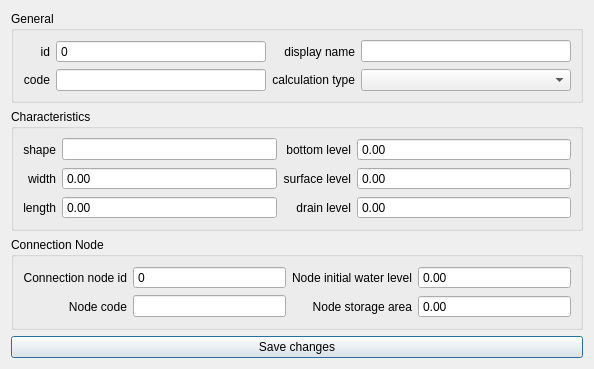
Before: the Qt Designer form threedi_model_builder/forms/ui/manhole.ui in nens/threedi-schematisation-editor, drawn with Qt 5.
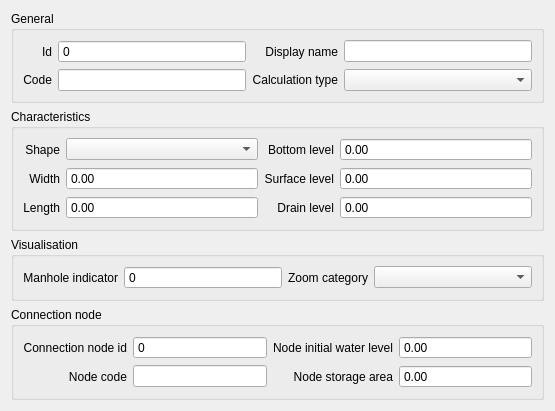
After: the same form once the commit is applied. Custom widgets are drawn as their Qt base class.

Commit message: Custom forms for manhole and pipe

```diff
--- a/threedi_model_builder/forms/ui/manhole.ui
+++ b/threedi_model_builder/forms/ui/manhole.ui
@@ -6,28 +6,14 @@
    <rect>
     <x>0</x>
     <y>0</y>
-    <width>594</width>
-    <height>343</height>
+    <width>555</width>
+    <height>377</height>
    </rect>
   </property>
   <property name="windowTitle">
    <string>Manhole Edit Form</string>
   </property>
   <layout class="QGridLayout" name="gridLayout">
-   <item row="5" column="0">
-    <layout class="QHBoxLayout" name="horizontalLayout">
-     <property name="bottomMargin">
-      <number>0</number>
-     </property>
-     <item>
-      <widget class="QPushButton" name="btn_save">
-       <property name="text">
-        <string>Save changes</string>
-       </property>
-      </widget>
-     </item>
-    </layout>
-   </item>
    <item row="1" column="0">
     <widget class="QGroupBox" name="grp_characteristics">
      <property name="title">
@@ -37,7 +23,7 @@
       <item row="2" column="0">
        <widget class="QLabel" name="label_9">
         <property name="text">
-         <string>length</string>
+         <string>Length</string>
         </property>
         <property name="alignment">
          <set>Qt::AlignRight|Qt::AlignTrailing|Qt::AlignVCenter</set>
@@ -47,7 +33,7 @@
       <item row="0" column="0">
        <widget class="QLabel" name="label_5">
         <property name="text">
-         <string>shape</string>
+         <string>Shape</string>
         </property>
         <property name="alignment">
          <set>Qt::AlignRight|Qt::AlignTrailing|Qt::AlignVCenter</set>
@@ -57,7 +43,7 @@
       <item row="1" column="0">
        <widget class="QLabel" name="label_6">
         <property name="text">
-         <string>width</string>
+         <string>Width</string>
         </property>
         <property name="alignment">
          <set>Qt::AlignRight|Qt::AlignTrailing|Qt::AlignVCenter</set>
@@ -67,7 +53,7 @@
       <item row="0" column="2">
        <widget class="QLabel" name="label_10">
         <property name="text">
-         <string>bottom level</string>
+         <string>Bottom level</string>
         </property>
         <property name="alignment">
          <set>Qt::AlignRight|Qt::AlignTrailing|Qt::AlignVCenter</set>
@@ -77,7 +63,7 @@
       <item row="1" column="2">
        <widget class="QLabel" name="label_11">
         <property name="text">
-         <string>surface level</string>
+         <string>Surface level</string>
         </property>
         <property name="alignment">
          <set>Qt::AlignRight|Qt::AlignTrailing|Qt::AlignVCenter</set>
@@ -87,26 +73,13 @@
       <item row="2" column="2">
        <widget class="QLabel" name="label_12">
         <property name="text">
-         <string>drain level</string>
+         <string>Drain level</string>
         </property>
         <property name="alignment">
          <set>Qt::AlignRight|Qt::AlignTrailing|Qt::AlignVCenter</set>
         </property>
        </widget>
       </item>
-      <item row="0" column="1">
-       <widget class="QLineEdit" name="edit_shape">
-        <property name="sizePolicy">
-         <sizepolicy hsizetype="Expanding" vsizetype="Fixed">
-          <horstretch>0</horstretch>
-          <verstretch>0</verstretch>
-         </sizepolicy>
-        </property>
-        <property name="clearButtonEnabled">
-         <bool>true</bool>
-        </property>
-       </widget>
-      </item>
       <item row="1" column="1">
        <widget class="QgsDoubleSpinBox" name="sbox_width">
         <property name="sizePolicy">
@@ -232,13 +205,29 @@
         </property>
        </widget>
       </item>
+      <item row="0" column="1">
+       <widget class="QComboBox" name="shape"/>
+      </item>
      </layout>
     </widget>
    </item>
-   <item row="2" column="0">
+   <item row="5" column="0">
+    <spacer name="verticalSpacer">
+     <property name="orientation">
+      <enum>Qt::Vertical</enum>
+     </property>
+     <property name="sizeHint" stdset="0">
+      <size>
+       <width>20</width>
+       <height>40</height>
+      </size>
+     </property>
+    </spacer>
+   </item>
+   <item row="3" column="0">
     <widget class="QGroupBox" name="grp_conn_node">
      <property name="title">
-      <string>Connection Node</string>
+      <string>Connection node</string>
      </property>
      <layout class="QGridLayout" name="gridLayout_4">
       <item row="0" column="2">
@@ -375,7 +364,7 @@
       <item row="0" column="2">
        <widget class="QLabel" name="label_2">
         <property name="text">
-         <string>display name</string>
+         <string>Display name</string>
         </property>
         <property name="alignment">
          <set>Qt::AlignRight|Qt::AlignTrailing|Qt::AlignVCenter</set>
@@ -398,7 +387,7 @@
       <item row="0" column="0">
        <widget class="QLabel" name="label">
         <property name="text">
-         <string>id</string>
+         <string>Id</string>
         </property>
         <property name="alignment">
          <set>Qt::AlignRight|Qt::AlignTrailing|Qt::AlignVCenter</set>
@@ -408,7 +397,7 @@
       <item row="1" column="0">
        <widget class="QLabel" name="label_3">
         <property name="text">
-         <string>code</string>
+         <string>Code</string>
         </property>
         <property name="alignment">
          <set>Qt::AlignRight|Qt::AlignTrailing|Qt::AlignVCenter</set>
@@ -431,7 +420,7 @@
       <item row="1" column="2">
        <widget class="QLabel" name="label_4">
         <property name="text">
-         <string>calculation type</string>
+         <string>Calculation type</string>
         </property>
         <property name="alignment">
          <set>Qt::AlignRight|Qt::AlignTrailing|Qt::AlignVCenter</set>
@@ -470,18 +459,63 @@
      </layout>
     </widget>
    </item>
-   <item row="4" column="0">
-    <spacer name="verticalSpacer">
-     <property name="orientation">
-      <enum>Qt::Vertical</enum>
+   <item row="2" column="0">
+    <widget class="QGroupBox" name="groupBox_2">
+     <property name="title">
+      <string>Visualisation</string>
      </property>
-     <property name="sizeHint" stdset="0">
-      <size>
-       <width>20</width>
-       <height>40</height>
-      </size>
-     </property>
-    </spacer>
+     <layout class="QGridLayout" name="gridLayout_5">
+      <item row="0" column="3">
+       <widget class="QComboBox" name="zoom_category">
+        <property name="sizePolicy">
+         <sizepolicy hsizetype="Expanding" vsizetype="Fixed">
+          <horstretch>0</horstretch>
+          <verstretch>0</verstretch>
+         </sizepolicy>
+        </property>
+       </widget>
+      </item>
+      <item row="0" column="0">
+       <widget class="QLabel" name="label_15">
+        <property name="text">
+         <string>Manhole indicator</string>
+        </property>
+        <property name="alignment">
+         <set>Qt::AlignRight|Qt::AlignTrailing|Qt::AlignVCenter</set>
+        </property>
+       </widget>
+      </item>
+      <item row="0" column="2">
+       <widget class="QLabel" name="label_16">
+        <property name="text">
+         <string>Zoom category</string>
+        </property>
+        <property name="alignment">
+         <set>Qt::AlignRight|Qt::AlignTrailing|Qt::AlignVCenter</set>
+        </property>
+       </widget>
+      </item>
+      <item row="0" column="1">
+       <widget class="QgsSpinBox" name="manhole_indicator">
+        <property name="sizePolicy">
+         <sizepolicy hsizetype="Expanding" vsizetype="Fixed">
+          <horstretch>0</horstretch>
+          <verstretch>0</verstretch>
+         </sizepolicy>
+        </property>
+        <property name="buttonSymbols">
+         <enum>QAbstractSpinBox::NoButtons</enum>
+        </property>
+        <property name="maximum">
+         <number>9999999</number>
+        </property>
+        <property name="clearValue">
+         <bool>true</bool>
+        </property>
+       </widget>
+      </item>
+     </layout>
+    </widget>
    </item>
   </layout>
  </widget>
```
Left out of the diff: 26 changed lines with no effect on the pictures. The commit also changes 6 other files.
